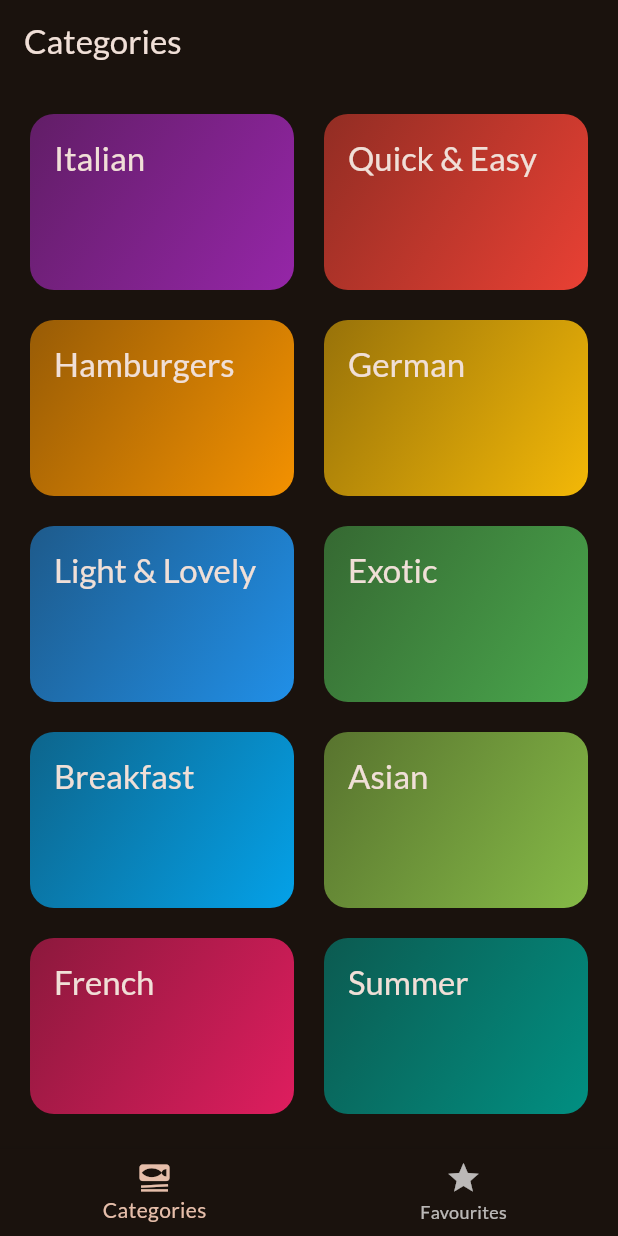
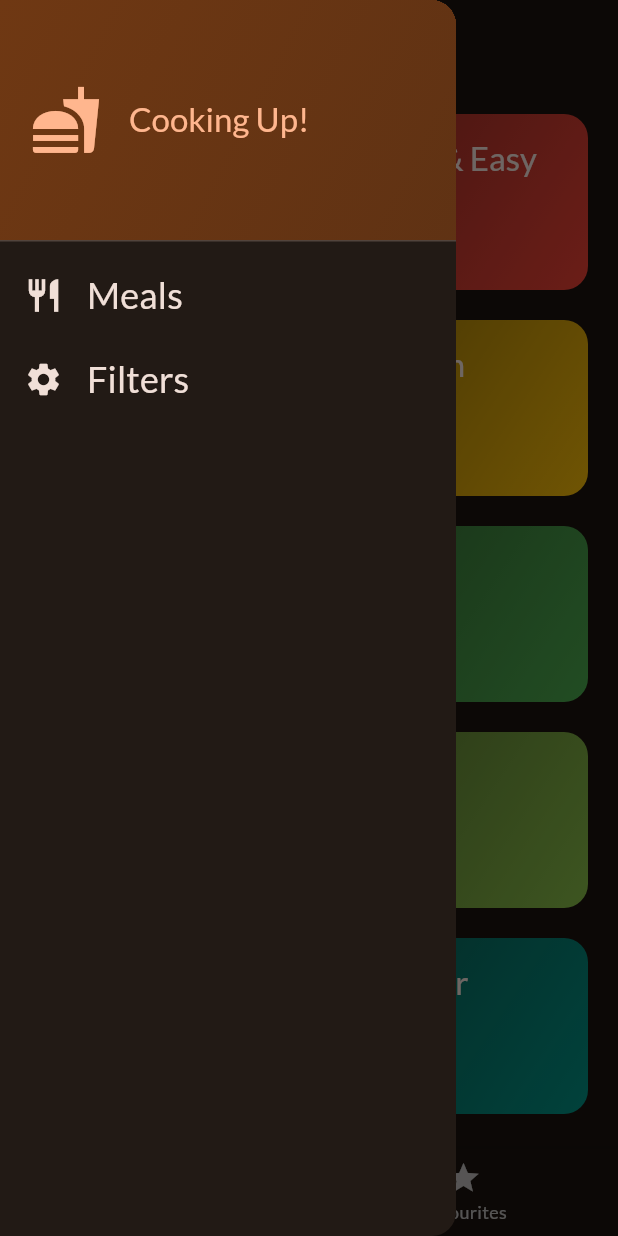
Before and after one commit to Sheethaljoshi/app_screen, a Flutter app: the screen it shows after launch, with the side drawer open (before the commit the screen has no drawer), on a phone screen of 412 x 824 dp. Run offline on Flutter 3.47's test engine with Material 3 defaults, Android fonts, the phone set to English and light mode, and no system bars; our stand-ins replace google_fonts, transparent_image.

Commit message:
made a filter

```diff
--- a/category_app/lib/screens/tabs.dart
+++ b/category_app/lib/screens/tabs.dart
@@ -1,5 +1,6 @@
 import 'package:category_app/categories.dart';
 import 'package:category_app/screens/meals.dart';
+import 'package:category_app/widgets/main_drawer.dart';
 import 'package:flutter/material.dart';
 import 'package:category_app/models/meal.dart';
 
@@ -43,6 +44,13 @@
     });
   }
 
+  void _setScreen(String identifier) {
+    if (identifier == 'filters') {
+    } else {
+      Navigator.of(context).pop();
+    }
+  }
+
   @override
   Widget build(BuildContext context) {
     Widget activePage = CategoryScreen(
@@ -62,6 +70,9 @@
       appBar: AppBar(
         title: Text(activePageTitle),
       ),
+      drawer: MainDrawer(
+        onSelectScreen: _setScreen,
+      ),
       body: activePage,
       bottomNavigationBar: BottomNavigationBar(
         currentIndex: _selectedPageIndex,
--- /dev/null
+++ b/category_app/lib/widgets/main_drawer.dart
@@ -0,0 +1,75 @@
+import 'package:flutter/material.dart';
+
+class MainDrawer extends StatelessWidget {
+  const MainDrawer({super.key, required this.onSelectScreen});
+
+  final void Function(String identifier) onSelectScreen;
+
+  @override
+  Widget build(BuildContext context) {
+    return Drawer(
+      child: Column(
+        children: [
+          DrawerHeader(
+            padding: const EdgeInsets.all(20),
+            decoration: BoxDecoration(
+              gradient: LinearGradient(colors: [
+                Theme.of(context).colorScheme.primaryContainer,
+                Theme.of(context).colorScheme.primaryContainer.withOpacity(0.8),
+              ], begin: Alignment.topLeft, end: Alignment.bottomRight),
+            ),
+            child: Row(
+              children: [
+                Icon(
+                  Icons.fastfood,
+                  size: 48,
+                  color: Theme.of(context).colorScheme.primary,
+                ),
+                const SizedBox(width: 18),
+                Text(
+                  'Cooking Up!',
+                  style: Theme.of(context)
+                      .textTheme
+                      .titleLarge!
+                      .copyWith(color: Theme.of(context).colorScheme.primary),
+                ),
+              ],
+            ),
+          ),
+          ListTile(
+            leading: Icon(
+              Icons.restaurant,
+              size: 26,
+              color: Theme.of(context).colorScheme.onBackground,
+            ),
+            title: Text(
+              'Meals',
+              style: Theme.of(context).textTheme.titleSmall!.copyWith(
+                  color: Theme.of(context).colorScheme.onBackground,
+                  fontSize: 24),
+            ),
+            onTap: () {
+              onSelectScreen('Meals');
+            },
+          ),
+          ListTile(
+            leading: Icon(
+              Icons.settings,
+              size: 26,
+              color: Theme.of(context).colorScheme.onBackground,
+            ),
+            title: Text(
+              'Filters',
+              style: Theme.of(context).textTheme.titleSmall!.copyWith(
+                  color: Theme.of(context).colorScheme.onBackground,
+                  fontSize: 24),
+            ),
+            onTap: () {
+              onSelectScreen('filters');
+            },
+          ),
+        ],
+      ),
+    );
+  }
+}
```
Also changed, not shown: category_app/lib/screens/filters.dart (added, +48 -0 lines).
